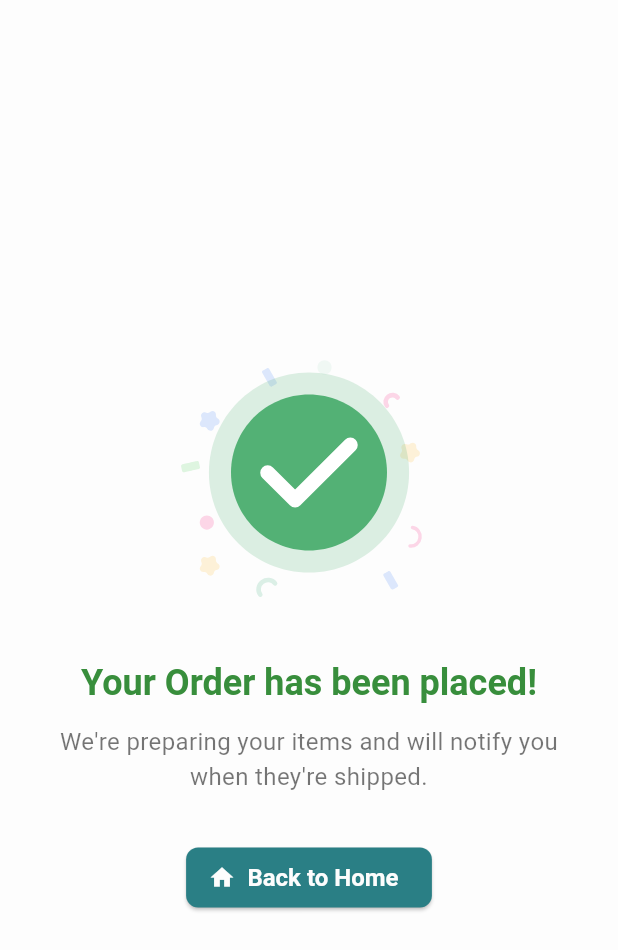
After one commit to AmeyPacharkar1896/bookstore-app-flutter, a Flutter app: the OrderSuccessScreen screen opened by its route, on a phone screen of 412 x 824 dp. The commit adds this screen. Shown: the top 950 px of the screen. Run offline on Flutter 3.47's test engine with Material 3 defaults, Android fonts, the phone set to English and light mode, and no system bars; our stand-ins replace either_dart, equatable, flutter_bloc, flutter_dotenv, go_router, hydrated_bloc and 2 more; accounts and stored records are empty; network calls fail; Roboto replaces fonts that are missing (OpenSans).

Commit message:
added dummy checkout

```diff
--- a/lib/modules/cart/bloc/cart_event.dart
+++ b/lib/modules/cart/bloc/cart_event.dart
@@ -39,8 +39,7 @@ class CartEventClear extends CartEvent {}
 
 class CartEventCheckout extends CartEvent {
   final List<CartItemModel> items;
-  const CartEventCheckout({required this.items});
+  final Map<String, dynamic>? address;
 
-  @override
-  List<Object> get props => [items];
+  CartEventCheckout({required this.items, this.address});
 }
--- a/lib/modules/cart/controler/cart_controller.dart
+++ b/lib/modules/cart/controler/cart_controller.dart
@@ -9,10 +9,9 @@ class CartController {
   CartController(this.context);
 
   void updateQuantity(String productId, int quantity) {
-    context.read<CartBloc>().add(CartEventUpdateQuantity(
-      productId: productId,
-      quantity: quantity,
-    ));
+    context.read<CartBloc>().add(
+      CartEventUpdateQuantity(productId: productId, quantity: quantity),
+    );
   }
 
   void removeFromCart(String productId) {
@@ -26,4 +25,13 @@ class CartController {
   void checkout(List<CartItemModel> items) {
     context.read<CartBloc>().add(CartEventCheckout(items: items));
   }
+
+  void checkoutWithAddress(
+    List<CartItemModel> items,
+    Map<String, dynamic> address,
+  ) {
+    context.read<CartBloc>().add(
+      CartEventCheckout(items: items, address: address),
+    );
+  }
 }
--- a/lib/modules/cart/view/cart_screen.dart
+++ b/lib/modules/cart/view/cart_screen.dart
@@ -82,7 +82,7 @@ class CartScreen extends StatelessWidget {
                 ),
                 CartSummary(
                   total: total,
-                  onCheckout: () => controller.checkout(items),
+                  onCheckout: () => context.go('/checkout', extra: state.items),
                 ),
               ],
             );
--- a/lib/modules/cart/view/widget/cart_summary.dart
+++ b/lib/modules/cart/view/widget/cart_summary.dart
@@ -37,11 +37,12 @@ class CartSummary extends StatelessWidget {
           SizedBox(
             width: double.infinity,
             child: ElevatedButton.icon(
-              onPressed: onCheckout,
+              onPressed: () => onCheckout(),
               icon: const Icon(Icons.payment),
               label: const Text('Proceed to Checkout'),
             ),
           ),
+
           const SizedBox(height: 8),
           SizedBox(
             width: double.infinity,
--- /dev/null
+++ b/lib/modules/checkout/view/order_success_screen.dart
@@ -0,0 +1,53 @@
+import 'package:flutter/material.dart';
+import 'package:go_router/go_router.dart';
+import 'package:lottie/lottie.dart';
+
+class OrderSuccessScreen extends StatelessWidget {
+  const OrderSuccessScreen({super.key});
+
+  @override
+  Widget build(BuildContext context) {
+    return Scaffold(
+      body: Center(
+        child: Padding(
+          padding: const EdgeInsets.all(24),
+          child: Column(
+            mainAxisAlignment: MainAxisAlignment.center,
+            children: [
+              // 🎉 Lottie animation
+              SizedBox(
+                height: 200,
+                child: Lottie.asset(
+                  'assets/lottie/order_success.json',
+                  repeat: false,
+                  fit: BoxFit.cover,
+                ), // ✅ Use your animation asset
+              ),
+              const SizedBox(height: 24),
+              Text(
+                'Your Order has been placed!',
+                style: Theme.of(context).textTheme.headlineSmall?.copyWith(
+                  fontWeight: FontWeight.bold,
+                  color: Colors.green[700],
+                ),
+                textAlign: TextAlign.center,
+              ),
+              const SizedBox(height: 12),
+              const Text(
+                'We\'re preparing your items and will notify you when they\'re shipped.',
+                style: TextStyle(fontSize: 16, color: Colors.black54),
+                textAlign: TextAlign.center,
+              ),
+              const SizedBox(height: 32),
+              ElevatedButton.icon(
+                onPressed: () => context.go('/home'),
+                icon: const Icon(Icons.home),
+                label: const Text('Back to Home'),
+              ),
+            ],
+          ),
+        ),
+      ),
+    );
+  }
+}
--- a/lib/routes/app_router.dart
+++ b/lib/routes/app_router.dart
@@ -1,8 +1,11 @@
 import 'package:bookstore_app/modules/account/view/account_screen.dart';
 import 'package:bookstore_app/modules/admin/view/admin_dashboard.dart';
 import 'package:bookstore_app/modules/auth/view/signup_screen.dart';
+import 'package:bookstore_app/modules/cart/model/cart_item_model.dart';
 import 'package:bookstore_app/modules/cart/view/cart_screen.dart';
 import 'package:bookstore_app/modules/category/view/category_screen.dart';
+import 'package:bookstore_app/modules/checkout/view/checkout_screen.dart';
+import 'package:bookstore_app/modules/checkout/view/order_success_screen.dart';
 import 'package:bookstore_app/modules/order/view/order_page.dart';
 import 'package:bookstore_app/modules/products/view/product_list_page.dart';
 import 'package:bookstore_app/modules/wishlist/view/wishlist_page.dart';
@@ -65,6 +68,17 @@ final GoRouter appRouter = GoRouter(
         return OrderPage(userId: userId, orderId: orderId);
       },
     ),
+    GoRoute(
+      path: '/checkout',
+      builder: (context, state) {
+        final items = state.extra as List<CartItemModel>;
+        return CheckoutScreen(items: items);
+      },
+    ),
+    GoRoute(
+      path: '/order-success',
+      builder: (context, state) => const OrderSuccessScreen(),
+    ),
 
     GoRoute(
       path: '/account',
--- a/pubspec.yaml
+++ b/pubspec.yaml
@@ -45,6 +45,8 @@ dependencies:
   path_provider: ^2.1.5
   bloc: ^9.0.0
   intl: ^0.20.2
+  url_launcher: ^6.3.1
+  lottie: ^3.3.1
 
 dev_dependencies:
   flutter_test:
@@ -72,6 +74,7 @@ flutter:
   assets:
     - .env
     - assets/images/google_logo.png
+    - assets/lottie/order_success.json
   #   - images/a_dot_ham.jpeg
 
   # An image asset can refer to one or more resolution-specific "variants", see
```
Also changed, not shown: assets/lottie/order_success.json (added, +1 -0 lines), lib/modules/auth/bloc/auth_bloc.dart (+13 -2 lines), lib/modules/auth/view/splash_screen.dart (+51 -3 lines), lib/modules/cart/bloc/cart_bloc.dart (+6 -7 lines), lib/modules/cart/service/cart_service.dart (+5 -9 lines), lib/modules/checkout/view/checkout_screen.dart (added, +108 -0 lines), pubspec.lock.
